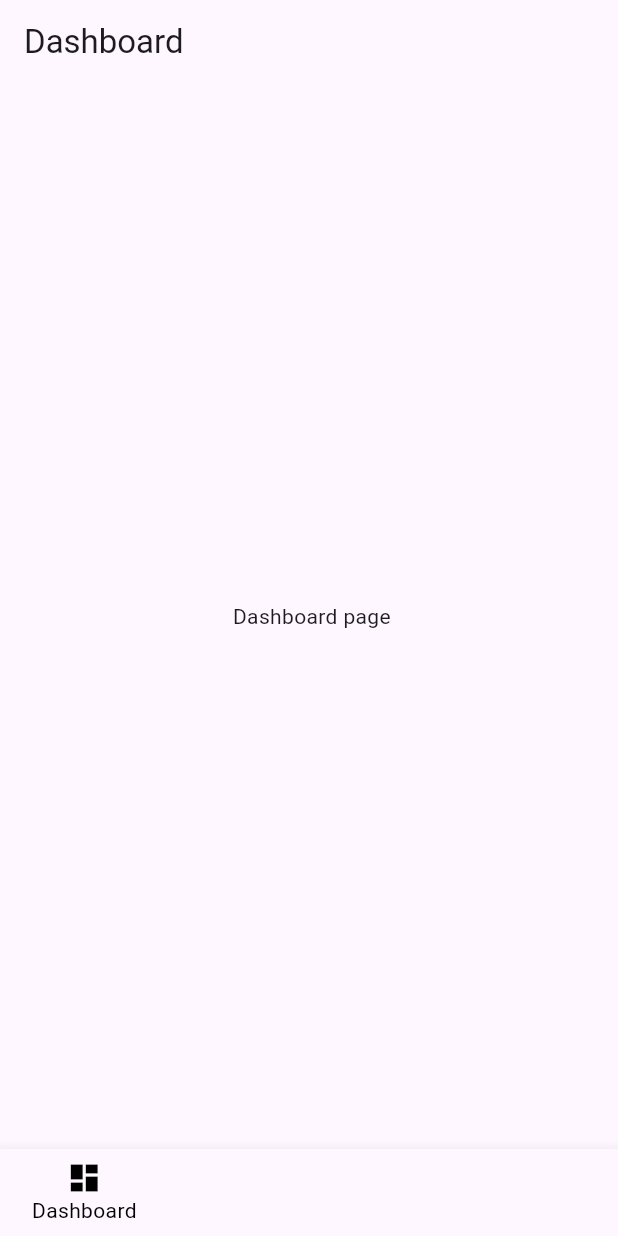
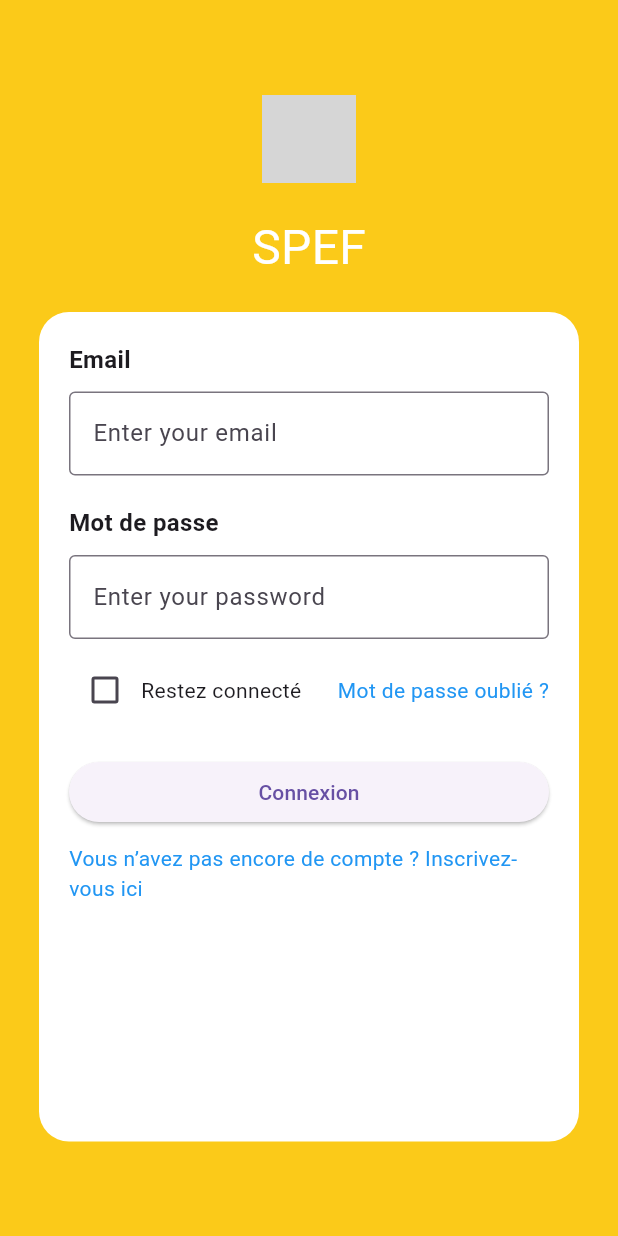
Before and after one commit to rihemmlm7/spef_test, a Flutter app: the screen it shows after launch, on a phone screen of 412 x 824 dp. Run offline on Flutter 3.47's test engine with Material 3 defaults, Android fonts, the light colour scheme and no system bars; grey boxes are pictures that could not be loaded.

Commit message:
creat login

```diff
--- a/spef/lib/main.dart
+++ b/spef/lib/main.dart
@@ -1,77 +1,8 @@
 import 'package:flutter/material.dart';
-import 'pages/dashboard.dart';
-import 'pages/client.dart';
-import 'pages/add_client.dart';
-import 'pages/history.dart';
-import 'pages/message.dart';
+import './pages/login_page.dart';
 
 void main() {
-  runApp(MyApp());
+  runApp(MaterialApp(
+    home: LoginPage(),
+  ));
 }
-
-class MyApp extends StatelessWidget {
-  @override
-  Widget build(BuildContext context) {
-    return MaterialApp(
-       debugShowCheckedModeBanner: false,
-      home: MyHomePage(),
-    );
-  }
-}
-
-class MyHomePage extends StatefulWidget {
-  @override
-  _MyHomePageState createState() => _MyHomePageState();
-}
-
-class _MyHomePageState extends State<MyHomePage> {
-  int _selectedIndex = 0;
-
-  static List<Widget> _pages = <Widget>[
-    DashboardPage(),
-    ClientPage(),
-    AddClientPage(),
-    HistoryPage(),
-    MessagePage(),
-  ];
-
-  void _onItemTapped(int index) {
-    setState(() {
-      _selectedIndex = index;
-    });
-  }
-
-  @override
-  Widget build(BuildContext context) {
-    return Scaffold(
-      body: _pages[_selectedIndex],
-      bottomNavigationBar: BottomNavigationBar(
-        items: const <BottomNavigationBarItem>[
-          BottomNavigationBarItem(
-            icon: Icon(Icons.dashboard),
-            label: 'Dashboard',
-          ),
-          BottomNavigationBarItem(
-            icon: Icon(Icons.person),
-            label: 'Client',
-          ),
-          BottomNavigationBarItem(
-            icon: Icon(Icons.add),
-            label: 'ajoute Client',
-          ),
-          BottomNavigationBarItem(
-            icon: Icon(Icons.history),
-            label: 'Historique',
-          ),
-          BottomNavigationBarItem(
-            icon: Icon(Icons.message),
-            label: 'Message',
-          ),
-        ],
-        currentIndex: _selectedIndex,
-        selectedItemColor: Colors.black,
-        onTap: _onItemTapped,
-      ),
-    );
-  }
-}
--- /dev/null
+++ b/spef/lib/pages/home.dart
@@ -0,0 +1,65 @@
+import 'package:flutter/material.dart';
+import 'dashboard.dart';
+import 'client.dart';
+import 'add_client.dart';
+import 'history.dart';
+import 'message.dart';
+
+class MyHomePage extends StatefulWidget {
+  @override
+  _MyHomePageState createState() => _MyHomePageState();
+}
+
+class _MyHomePageState extends State<MyHomePage> {
+  int _selectedIndex = 0;
+
+  static List<Widget> _pages = <Widget>[
+    DashboardPage(),
+    ClientPage(),
+    AddClientPage(),
+    HistoryPage(),
+    MessagePage(),
+  ];
+
+  void _onItemTapped(int index) {
+    setState(() {
+      _selectedIndex = index;
+    });
+  }
+
+  @override
+  Widget build(BuildContext context) {
+    return Scaffold(
+
+      body: _pages[_selectedIndex],
+      bottomNavigationBar: BottomNavigationBar(
+        backgroundColor: Colors.yellow,
+        items: const <BottomNavigationBarItem>[
+          BottomNavigationBarItem(
+            icon: Icon(Icons.dashboard),
+            label: 'Dashboard',
+          ),
+          BottomNavigationBarItem(
+            icon: Icon(Icons.person),
+            label: 'Client',
+          ),
+          BottomNavigationBarItem(
+            icon: Icon(Icons.add),
+            label: 'Add Client',
+          ),
+          BottomNavigationBarItem(
+            icon: Icon(Icons.history),
+            label: 'History',
+          ),
+          BottomNavigationBarItem(
+            icon: Icon(Icons.message),
+            label: 'Message',
+          ),
+        ],
+        currentIndex: _selectedIndex,
+        selectedItemColor: Colors.blue,
+        onTap: _onItemTapped,
+      ),
+    );
+  }
+}
--- /dev/null
+++ b/spef/lib/pages/login_page.dart
@@ -0,0 +1,139 @@
+import 'package:flutter/material.dart';
+import 'home.dart';
+
+class LoginPage extends StatelessWidget {
+  @override
+  Widget build(BuildContext context) {
+    return Scaffold(
+      body: Container(
+        decoration: BoxDecoration(
+          color: Color(0xFFFBCA19),
+        ),
+        child: Center(
+          child: Column(
+            mainAxisAlignment: MainAxisAlignment.center,
+            children: [
+              Container(
+                width: 63,
+                height: 59,
+                margin: EdgeInsets.only(bottom: 20.0),
+                decoration: BoxDecoration(
+                  image: DecorationImage(
+                    image: AssetImage(
+                        'assets/images/photo_2024-03-07_09-42-47 3.png'), // Update the image path
+                    fit: BoxFit.cover,
+                  ),
+                ),
+              ),
+              Text(
+                'SPEF',
+                style: TextStyle(
+                  fontSize: 32,
+                  color: Colors.white,
+                ),
+              ),
+              SizedBox(height: 20),
+              Container(
+                width: 360,
+                height: 553,
+                decoration: BoxDecoration(
+                  color: Colors.white,
+                  borderRadius: BorderRadius.circular(20),
+                ),
+                child: Padding(
+                  padding: EdgeInsets.all(20.0),
+                  child: Column(
+                    crossAxisAlignment: CrossAxisAlignment.start,
+                    children: [
+                      Text(
+                        'Email',
+                        style: TextStyle(
+                          fontSize: 16,
+                          fontWeight: FontWeight.bold,
+                        ),
+                      ),
+                      SizedBox(height: 10),
+                      TextField(
+                        decoration: InputDecoration(
+                          hintText: 'Enter your email',
+                          border: OutlineInputBorder(),
+                        ),
+                      ),
+                      SizedBox(height: 20),
+                      Text(
+                        'Mot de passe',
+                        style: TextStyle(
+                          fontSize: 16,
+                          fontWeight: FontWeight.bold,
+                        ),
+                      ),
+                      SizedBox(height: 10),
+                      TextField(
+                        obscureText: true,
+                        decoration: InputDecoration(
+                          hintText: 'Enter your password',
+                          border: OutlineInputBorder(),
+                        ),
+                      ),
+                      SizedBox(height: 10),
+                      Row(
+                        mainAxisAlignment: MainAxisAlignment.spaceBetween,
+                        children: [
+                          Row(
+                            children: [
+                              Checkbox(
+                                value: false,
+                                onChanged: (value) {},
+                              ),
+                              Text('Restez connecté'),
+                            ],
+                          ),
+                          GestureDetector(
+                            onTap: () {
+
+                            },
+                            child: Text(
+                              'Mot de passe oublié ?',
+                              style: TextStyle(
+                                color: Colors.blue,
+                              ),
+                            ),
+                          ),
+                        ],
+                      ),
+                      SizedBox(height: 20),
+                      SizedBox(
+                        width: double.infinity,
+                        child: ElevatedButton(
+                          onPressed: () {
+                            // Navigate to home page
+                            Navigator.pushReplacement(
+                              context,
+                              MaterialPageRoute(
+                                builder: (context) => MyHomePage(),
+                              ),
+                            );
+                          },
+                          child: Text('Connexion'),
+                        ),
+                      ),
+                      SizedBox(height: 10),
+                      Center(
+                        child: Text(
+                          'Vous n’avez pas encore de compte ? Inscrivez-vous ici',
+                          style: TextStyle(
+                            color: Colors.blue,
+                          ),
+                        ),
+                      ),
+                    ],
+                  ),
+                ),
+              ),
+            ],
+          ),
+        ),
+      ),
+    );
+  }
+}
--- /dev/null
+++ b/spef/lib/utils/theme/theme.dart
@@ -0,0 +1,7 @@
+import 'package:flutter/material.dart';
+
+class TAppTheme {
+  TAppTheme._();
+  static ThemeData lightTheme = ThemeData();
+  static ThemeData darkTheme = ThemeData();
+}
```
Also changed, not shown: spef/lib/assets/images/branch-with-leaves 4.png (added), spef/lib/assets/images/photo_2024-03-07_09-42-47 3.png (added), 1 other file.
